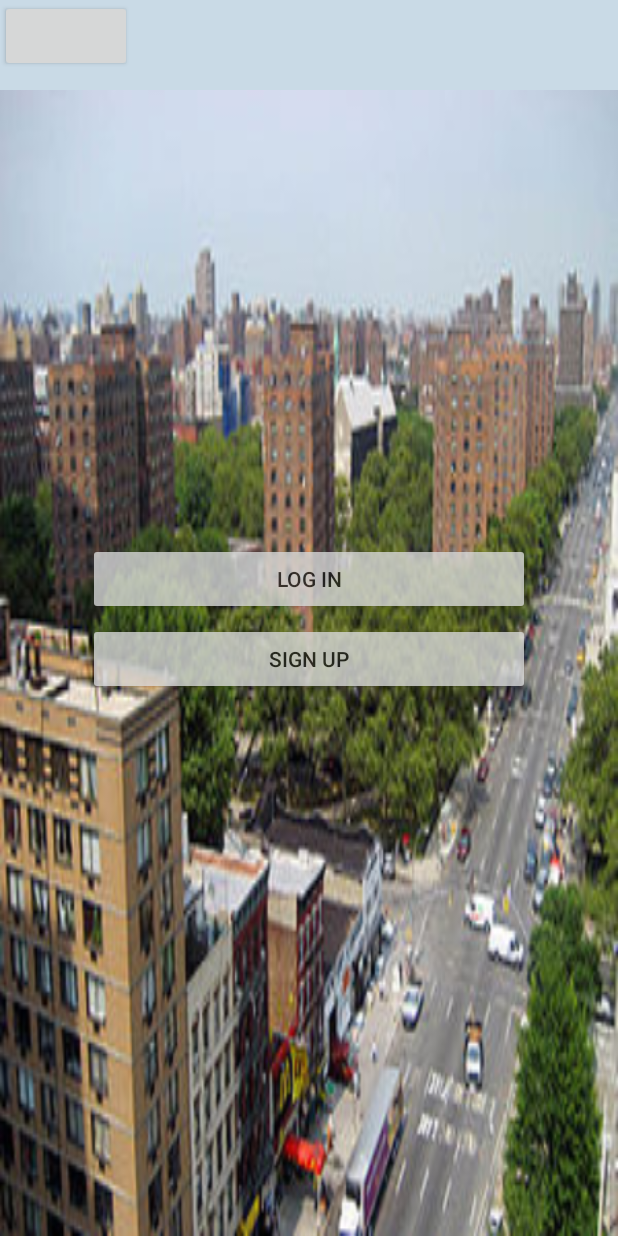
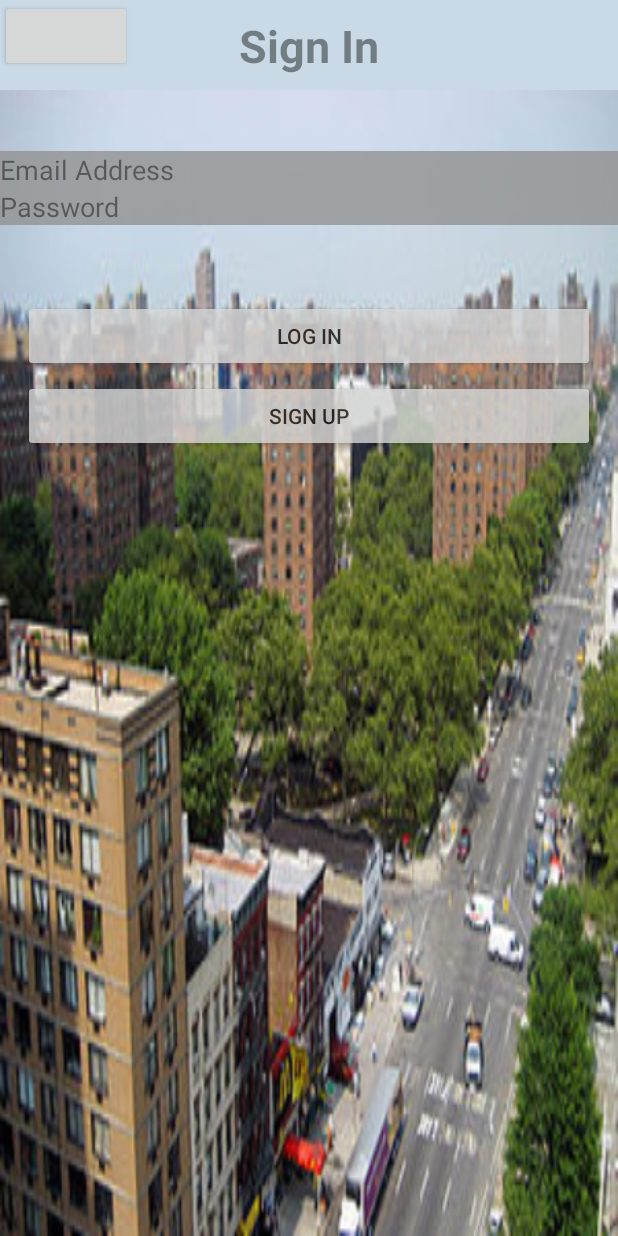
Before and after one commit to jervona/Abode, an Android app: the fragment DocsFragment placed in its activity, on a phone screen of 412 x 824 dp. Run offline under Robolectric (Android 15) with nearby library versions, the phone set to English and light mode, and no system bars; our stand-ins replace ButterKnife, Firebase (no records; nobody signed in at launch, a user with empty details on screens opened directly).

```diff
--- a/app/src/main/java/nyc/c4q/capstone/BottomNavFragment/DocsFragment.java
+++ b/app/src/main/java/nyc/c4q/capstone/BottomNavFragment/DocsFragment.java
@@ -24,7 +24,7 @@ import nyc.c4q.capstone.signupactivites.SignInActivity;
 public class DocsFragment extends Fragment {
 
     View rootview;
-    FirebaseAuth firebaseAuth;
+
 
     public DocsFragment() {
         // Required empty public constructor
@@ -36,18 +36,10 @@ public class DocsFragment extends Fragment {
                              Bundle savedInstanceState) {
         // Inflate the layout for this fragment
         rootview = inflater.inflate(R.layout.fragment_docs, container, false);
-        ButterKnife.bind(this, rootview);
 
-        firebaseAuth = FirebaseAuth.getInstance();
+
         return rootview;
     }
 
-    @OnClick(R.id.sign_out)
-    public void SignOut() {
-        firebaseAuth.signOut();
-        Auth.GoogleSignInApi.signOut(MainActivity.googleApiClient);
-        MainActivity.mUsername = MainActivity.ANONYMOUS;
-        startActivity(new Intent(getActivity(), SignInActivity.class));
-        getActivity().finish();
-    }
+
 }
--- a/app/src/main/java/nyc/c4q/capstone/MainActivity.java
+++ b/app/src/main/java/nyc/c4q/capstone/MainActivity.java
@@ -9,6 +9,7 @@ import android.support.annotation.NonNull;
 import android.support.v4.view.ViewPager;
 import android.support.v7.app.AppCompatActivity;
 import android.util.Log;
+import android.view.inputmethod.InputMethodManager;
 import android.widget.Toast;
 
 import com.aurelhubert.ahbottomnavigation.AHBottomNavigation;
@@ -71,6 +72,11 @@ public class MainActivity extends AppCompatActivity
         firebaseUser = firebaseAuth.getCurrentUser();
         checkSignIn();
 
+
+        InputMethodManager imm = (InputMethodManager) getApplicationContext().getSystemService(INPUT_METHOD_SERVICE);
+
+
+
         long unixTime = System.currentTimeMillis() / 1000L;
     }
 
--- a/app/src/main/java/nyc/c4q/capstone/signupactivites/SignInActivity.java
+++ b/app/src/main/java/nyc/c4q/capstone/signupactivites/SignInActivity.java
@@ -1,5 +1,6 @@
 package nyc.c4q.capstone.signupactivites;
 
+import android.content.Context;
 import android.content.DialogInterface;
 import android.content.Intent;
 import android.support.annotation.NonNull;
@@ -35,10 +36,10 @@ public class SignInActivity extends AppCompatActivity implements
         GoogleApiClient.OnConnectionFailedListener {
 
 
-//    @BindView(R.id.email)
-//    EditText email;
-//    @BindView(R.id.password)
-//    EditText password;
+    @BindView(R.id.email)
+    EditText email;
+    @BindView(R.id.password)
+    EditText password;
     private FirebaseAuth firebaseAuth;
     private GoogleApiClient googleApiClient;
     private static final int RC_SIGN_IN = 9001;
@@ -80,10 +81,10 @@ public class SignInActivity extends AppCompatActivity implements
                 .show();
     }
 
-    @OnClick(R.id.login_button)
-    public void login(){
-
-    }
+//    @OnClick(R.id.login_button)
+//    public void login(){
+//
+//    }
 
 //    @OnClick(R.id.google_sign_in_button)
     public void signIn() {
@@ -91,13 +92,13 @@ public class SignInActivity extends AppCompatActivity implements
         startActivityForResult(signInIntent, RC_SIGN_IN);
     }
 
-//    @OnClick(R.id.sign_in_button)
-//    public void userSignIn() {
-//        if (!email.getText().toString().isEmpty() && !password.getText().toString().isEmpty()) {
-//            signUser(email.getText().toString(), password.getText().toString());
-//            hideSoftKeyboard();
-//        }
-//    }
+    @OnClick(R.id.login_button)
+    public void userSignIn() {
+        if (!email.getText().toString().isEmpty() && !password.getText().toString().isEmpty()) {
+            signUser(email.getText().toString(), password.getText().toString());
+            hideSoftKeyboard();
+        }
+    }
 
     private void signUser(String email, String password) {
         firebaseAuth.signInWithEmailAndPassword(email, password)
@@ -152,8 +153,9 @@ public class SignInActivity extends AppCompatActivity implements
                 });
     }
 
-//    public void hideSoftKeyboard() {
-//        InputMethodManager imm = (InputMethodManager) getApplicationContext().getSystemService(SignInActivity.this.INPUT_METHOD_SERVICE);
-//        imm.hideSoftInputFromWindow(password.getWindowToken(), 0);
-//    }
+    public void hideSoftKeyboard() {
+        InputMethodManager imm = (InputMethodManager) getApplicationContext().getSystemService(INPUT_METHOD_SERVICE);
+        assert imm != null;
+        imm.hideSoftInputFromWindow(password.getWindowToken(), 0);
+    }
 }
--- a/app/src/main/res/layout/activity_sign_in.xml
+++ b/app/src/main/res/layout/activity_sign_in.xml
@@ -28,38 +28,40 @@
     <LinearLayout
 
         android:id="@+id/container"
-        android:layout_width="325dp"
-        android:layout_height="200dp"
+        android:layout_width="match_parent"
+        android:layout_height="match_parent"
         android:orientation="vertical"
         android:layout_gravity="center"
         android:background="@color/transparent"
         android:alpha="0.8">
 
-        <!--<TextView-->
-            <!--android:layout_width="wrap_content"-->
-            <!--android:layout_height="wrap_content"-->
-            <!--android:layout_gravity="center"-->
-            <!--android:layout_marginTop="10dp"-->
-            <!--android:text="@string/sign_in"-->
-            <!--android:textSize="30sp"-->
-            <!--android:textStyle="bold" />-->
+        <TextView
+            android:layout_width="wrap_content"
+            android:layout_height="wrap_content"
+            android:layout_gravity="center"
+            android:layout_marginTop="10dp"
+            android:text="@string/sign_in"
+            android:textSize="30sp"
+            android:textStyle="bold" />
 
-        <!--<EditText-->
-            <!--android:id="@+id/email"-->
-            <!--android:layout_width="180dp"-->
-            <!--android:layout_height="wrap_content"-->
-            <!--android:layout_gravity="center"-->
-            <!--android:layout_marginTop="50dp"-->
-            <!--android:hint="@string/email_address"-->
-            <!--android:inputType="textEmailAddress" />-->
+        <EditText
+            android:id="@+id/email"
+            android:layout_width="match_parent"
+            android:layout_height="wrap_content"
+            android:layout_gravity="center"
+            android:layout_marginTop="50dp"
+            android:hint="@string/email_address"
+            android:inputType="textEmailAddress"
+            android:background="@color/hello"/>
 
-        <!--<EditText-->
-            <!--android:id="@+id/password"-->
-            <!--android:layout_width="180dp"-->
-            <!--android:layout_height="wrap_content"-->
-            <!--android:layout_gravity="center"-->
-            <!--android:hint="@string/password"-->
-            <!--android:inputType="textPassword" />-->
+        <EditText
+            android:id="@+id/password"
+            android:layout_width="match_parent"
+            android:layout_height="wrap_content"
+            android:layout_gravity="center"
+            android:hint="@string/password"
+            android:inputType="textPassword"
+            android:background="@color/hello"/>
 
 
         <Button
```
Also changed, not shown: app/src/main/java/nyc/c4q/capstone/BottomNavFragment/DashBoardFragment.java (+48 -5 lines), app/src/main/java/nyc/c4q/capstone/PM/BottomNav/PMDashBoardFragment.java (added, +30 -0 lines), app/src/main/java/nyc/c4q/capstone/database/TenantDataBaseHelper.java (+13 -15 lines), app/src/main/res/layout/fragment_pmdash_board.xml (added, +13 -0 lines), app/src/main/res/menu/dash_menu.xml (added, +9 -0 lines).
